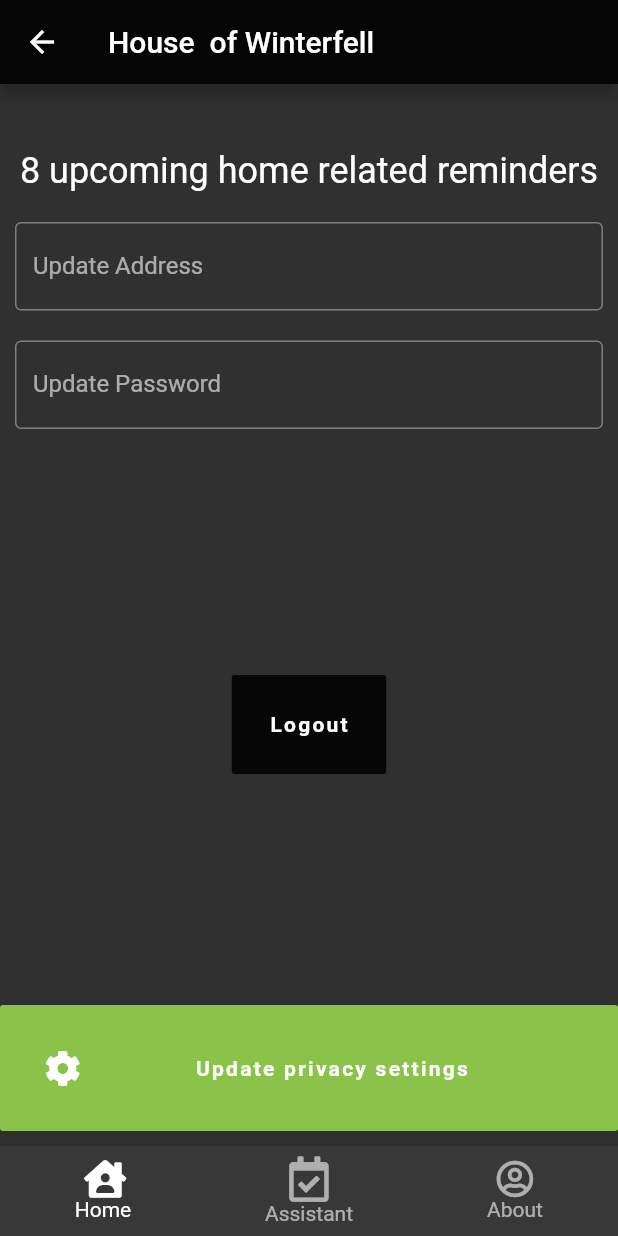
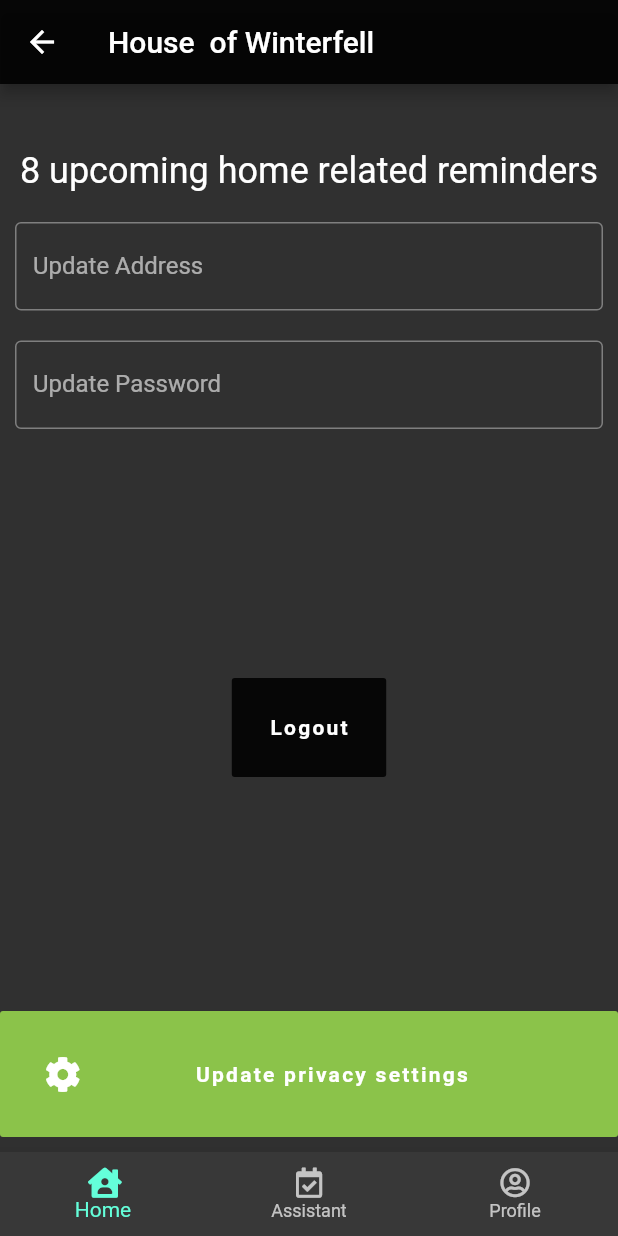
Before and after one commit to stigsfoot/home_assistant_onboard, a Flutter app: the OnboardingScreen screen opened by its route, on a phone screen of 412 x 824 dp. Run offline on Flutter 3.47's test engine with Material 2 defaults, Android fonts, the phone set to English and light mode, and no system bars; our stand-ins replace cloud_firestore, firebase_analytics, firebase_auth, font_awesome_flutter, google_sign_in, rxdart; accounts and stored records are empty; Roboto replaces fonts that are missing (Nunito).

```diff
--- a/lib/main.dart
+++ b/lib/main.dart
@@ -3,7 +3,6 @@ import 'package:flutter/material.dart';
 import 'package:firebase_analytics/observer.dart';
 import 'package:firebase_analytics/firebase_analytics.dart';
 import 'package:firebase_auth/firebase_auth.dart';
-import 'package:home_assistant_onboard/screens/reminders.dart';
 import 'package:home_assistant_onboard/screens/screens.dart';
 import 'package:provider/provider.dart';
 import 'package:home_assistant_onboard/services/services.dart';
--- a/lib/shared/navigation.dart
+++ b/lib/shared/navigation.dart
@@ -7,26 +7,23 @@ class AppBottomNav extends StatelessWidget {
     return BottomNavigationBar(
       type: BottomNavigationBarType.fixed,
       backgroundColor: Color(0xFF383838),
-      selectedItemColor: Colors.white,
-      unselectedItemColor: Colors.white.withOpacity(.60),
-      selectedFontSize: 14,
-      unselectedFontSize: 14,
+      // selectedItemColor: Colors.white,
+      // unselectedItemColor: Colors.white.withOpacity(.50),=
       items: [
         BottomNavigationBarItem(
-            icon: Icon(FontAwesomeIcons.houseUser, size: 25),
+            icon: Icon(FontAwesomeIcons.houseUser, size: 20),
             title: Text('Home')),
         BottomNavigationBarItem(
-            icon: Icon(FontAwesomeIcons.calendarCheck, size: 30),
+            icon: Icon(FontAwesomeIcons.calendarCheck, size: 20),
             title: Text('Assistant')),
         BottomNavigationBarItem(
-            icon: Icon(FontAwesomeIcons.userCircle, size: 25),
-            title: Text('About')),
+            icon: Icon(FontAwesomeIcons.userCircle, size: 20),
+            title: Text('Profile')),
       ].toList(),
       //fixedColor: Colors.white,
       onTap: (int navIndex) {
         switch (navIndex) {
           case 0:
-            // Navigator.pushNamed(context, '/onboarding'); // TODO: commented out to possibly solve the nav issue
             break;
           case 1:
             Navigator.pushNamed(context, '/reminders');
```
Also changed, not shown: 1 other file.
